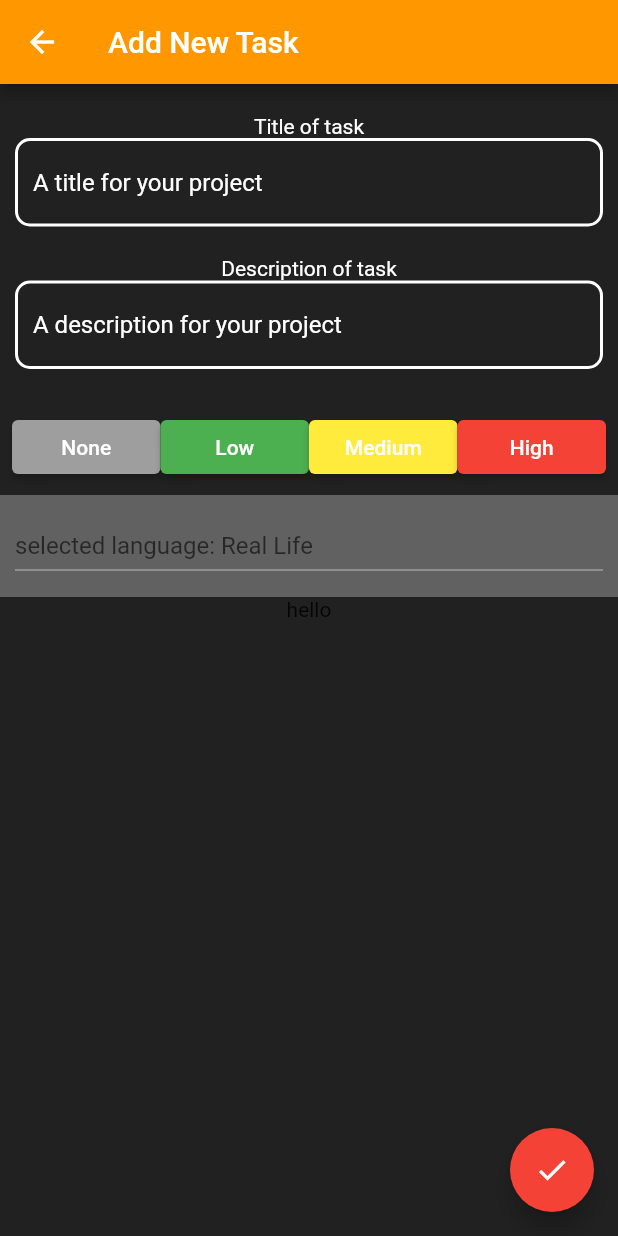
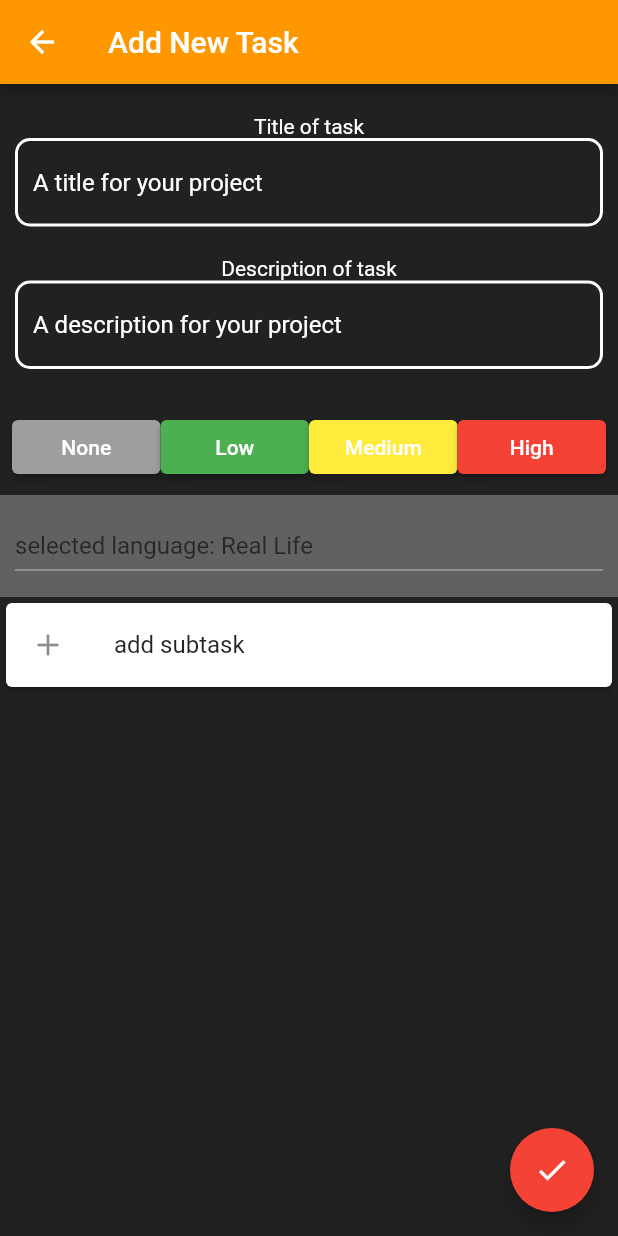
Before and after one commit to semerded/project_to_do_list, a Flutter app: the AddTaskScreen screen opened directly, on a phone screen of 412 x 824 dp. Run offline on Flutter 3.47's test engine with Material 2 defaults, Android fonts, the phone set to English and light mode, and no system bars.

Commit message:
added fondation for adding subtasks in taskadder

```diff
--- a/lib/main.dart
+++ b/lib/main.dart
@@ -193,10 +193,7 @@ class _APPState extends State<APP> {
               Expanded(
                 child: SizedBox(
                   height: 30,
-
                   child: ListView(
-
-
                     scrollDirection: Axis.horizontal,
                     children: [
                       ElevatedButton(
@@ -277,7 +274,8 @@ class _AddTaskScreenState extends State<AddTaskScreen> {
   String taskTitle = "New Task";
   String programmingLanguage = programmingLanguagesChoice.first;
   Map<String, bool> criteriasFilledIn = {"title": false, "language": true, "priority": false};
-  Map<String, String> newTaskData = {"title": "", "description": "", "language": "", "priority": ""};
+  Map<String, dynamic> newTaskData = {"title": "", "description": "", "language": "", "priority": "", "subtasks": []};
+  Map<String, String> newSubTaskData = {"title": "", "subtitle": ""};
 
   bool checkIfAllCriteriaIsFilledIn(criteriaList) {
     bool allCriteriaFilledIn = true;
@@ -331,6 +329,7 @@ class _AddTaskScreenState extends State<AddTaskScreen> {
               },
             ),
           ),
+
           ///
           /// add description
           ///
@@ -387,7 +386,10 @@ class _AddTaskScreenState extends State<AddTaskScreen> {
                         criteriasFilledIn["priority"] = true;
                       });
                     },
-                    style: ElevatedButton.styleFrom(backgroundColor: Colors.green, shape: newTaskData["priority"] == "low" ? RoundedRectangleBorder(side: const BorderSide(width: 3, color: Colors.white), borderRadius: BorderRadius.circular(5)) : null,),
+                    style: ElevatedButton.styleFrom(
+                      backgroundColor: Colors.green,
+                      shape: newTaskData["priority"] == "low" ? RoundedRectangleBorder(side: const BorderSide(width: 3, color: Colors.white), borderRadius: BorderRadius.circular(5)) : null,
+                    ),
                     child: const Text("Low"),
                   ),
                 ),
@@ -399,7 +401,10 @@ class _AddTaskScreenState extends State<AddTaskScreen> {
                         criteriasFilledIn["priority"] = true;
                       });
                     },
-                    style: ElevatedButton.styleFrom(backgroundColor: Colors.yellow, shape: newTaskData["priority"] == "medium" ? RoundedRectangleBorder(side: const BorderSide(width: 3, color: Colors.white), borderRadius: BorderRadius.circular(5)) : null,),
+                    style: ElevatedButton.styleFrom(
+                      backgroundColor: Colors.yellow,
+                      shape: newTaskData["priority"] == "medium" ? RoundedRectangleBorder(side: const BorderSide(width: 3, color: Colors.white), borderRadius: BorderRadius.circular(5)) : null,
+                    ),
                     child: const Text("Medium"),
                   ),
                 ),
@@ -411,7 +416,10 @@ class _AddTaskScreenState extends State<AddTaskScreen> {
                         criteriasFilledIn["priority"] = true;
                       });
                     },
-                    style: ElevatedButton.styleFrom(backgroundColor: Colors.red, shape: newTaskData["priority"] == "high" ? RoundedRectangleBorder(side: const BorderSide(width: 3, color: Colors.white), borderRadius: BorderRadius.circular(5)) : null,),
+                    style: ElevatedButton.styleFrom(
+                      backgroundColor: Colors.red,
+                      shape: newTaskData["priority"] == "high" ? RoundedRectangleBorder(side: const BorderSide(width: 3, color: Colors.white), borderRadius: BorderRadius.circular(5)) : null,
+                    ),
                     child: const Text("High"),
                   ),
                 ),
@@ -444,7 +452,24 @@ class _AddTaskScreenState extends State<AddTaskScreen> {
               },
             ),
           ),
-          Text("hello")
+          Card(
+            elevation: 2,
+            child: ListTile(
+              leading: Icon(Icons.add),
+              title: Text("add subtask"),
+              onTap: () => null,
+            ),
+          ),
+          Expanded(
+            child: ListView.builder(
+              itemCount: newTaskData["subtasks"].length,
+              itemBuilder: (context, index) {
+                Map<String, String> subtask = newTaskData["subtasks"][index];
+                return _subtaskCard(subtask["title"]!, subtask["subtitle"]!);
+
+              },
+            ),
+          )
         ],
       ),
       floatingActionButton: FloatingActionButton(
@@ -552,6 +577,18 @@ class _SettingsMenuState extends State<SettingsMenu> {
   }
 }
 
+Widget _subtaskCard(String title, String subtitle) {
+ return Card(
+    color: colorScheme.card,
+    elevation: 2,
+    child: ListTile(
+      title: Text(title),
+      subtitle: Text(subtitle),
+    ),
+  );
+}
+
+
 Widget _settingsCard({dynamic leading, dynamic title}) {
  return Card(
     color: colorScheme.card,
@@ -563,6 +600,7 @@ Widget _settingsCard({dynamic leading, dynamic title}) {
   );
 }
 
+
 Widget _settingsCardTitle(String title) {
   return Text(
     title,
```
Lines whose indentation alone changed are shown as unchanged.
